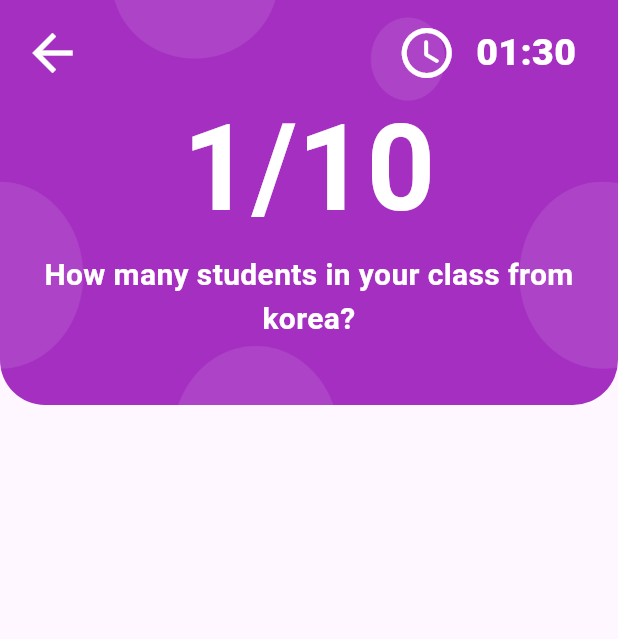
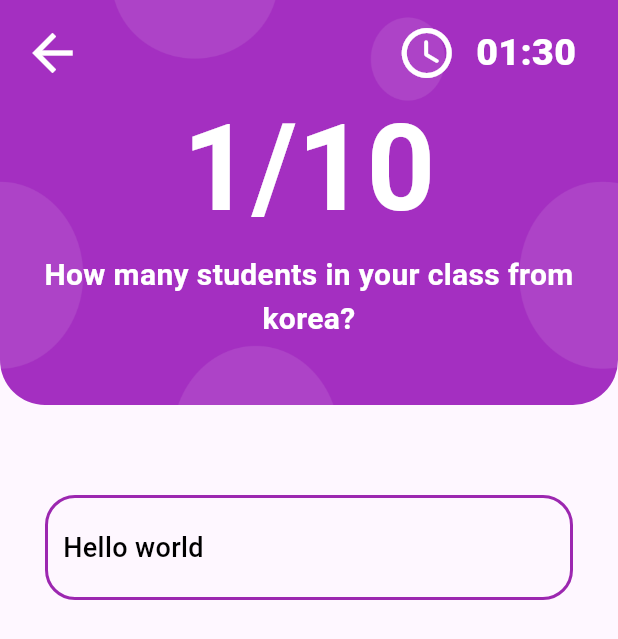
Before and after one commit to diaazg/quizz_game, a Flutter app: the screen it shows after launch, on a phone screen of 412 x 824 dp. Shown: the top 639 px of the screen. Run offline on Flutter 3.47's test engine with Material 3 defaults, Android fonts, the phone set to English and light mode, and no system bars.

Commit message:
suggestion box

```diff
--- a/lib/view/presentation/screen/questions_screen.dart
+++ b/lib/view/presentation/screen/questions_screen.dart
@@ -2,18 +2,20 @@ import 'package:flutter/cupertino.dart';
 import 'package:flutter/material.dart';
 import 'package:quizz_game/constants/styles.dart';
 import 'package:quizz_game/view/presentation/widget/question_screen_header.dart';
+import 'package:quizz_game/view/presentation/widget/suggestion_box.dart';
 
 class QuestionScreen extends StatelessWidget {
   const QuestionScreen({super.key});
 
   @override
   Widget build(BuildContext context) {
-    return const SafeArea(
+    return  const SafeArea(
       child: Scaffold(
         body: Column(
           children: [
             QuestionHeader(),
-            SizedBox(height: 20,),
+            SizedBox(height: 50,),
+            SuggestionBox(),
 
           ],
         ),
--- /dev/null
+++ b/lib/view/presentation/widget/suggestion_box.dart
@@ -0,0 +1,33 @@
+import 'package:flutter/material.dart';
+
+class SuggestionBox extends StatelessWidget {
+  const SuggestionBox({
+    super.key,
+  });
+
+  @override
+  Widget build(BuildContext context) {
+    return Container(
+      width: double.infinity,
+      margin: const EdgeInsets.symmetric(horizontal: 30,vertical: 10),
+      padding: const EdgeInsets.symmetric(horizontal: 10,vertical: 20),
+       height: 70,
+       decoration: BoxDecoration(
+        border: Border.all(color:Colors.purple,width: 2),
+        borderRadius: BorderRadius.circular(20)
+       ),
+       child: const Text(
+        maxLines: 1,
+        overflow: TextOverflow.ellipsis,
+        textAlign: TextAlign.start,
+        "Hello world",
+        style: TextStyle(
+          color: Colors.black,
+          fontSize: 18,
+          fontWeight: FontWeight.w500
+        ),
+       ),
+
+    );
+  }
+}
```
